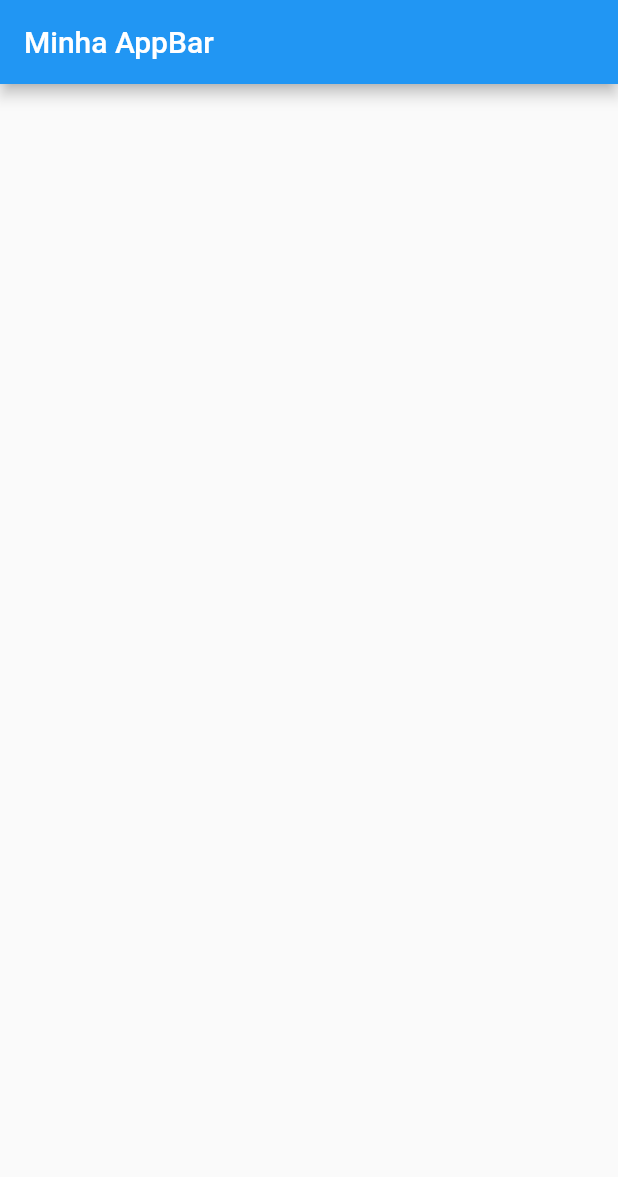
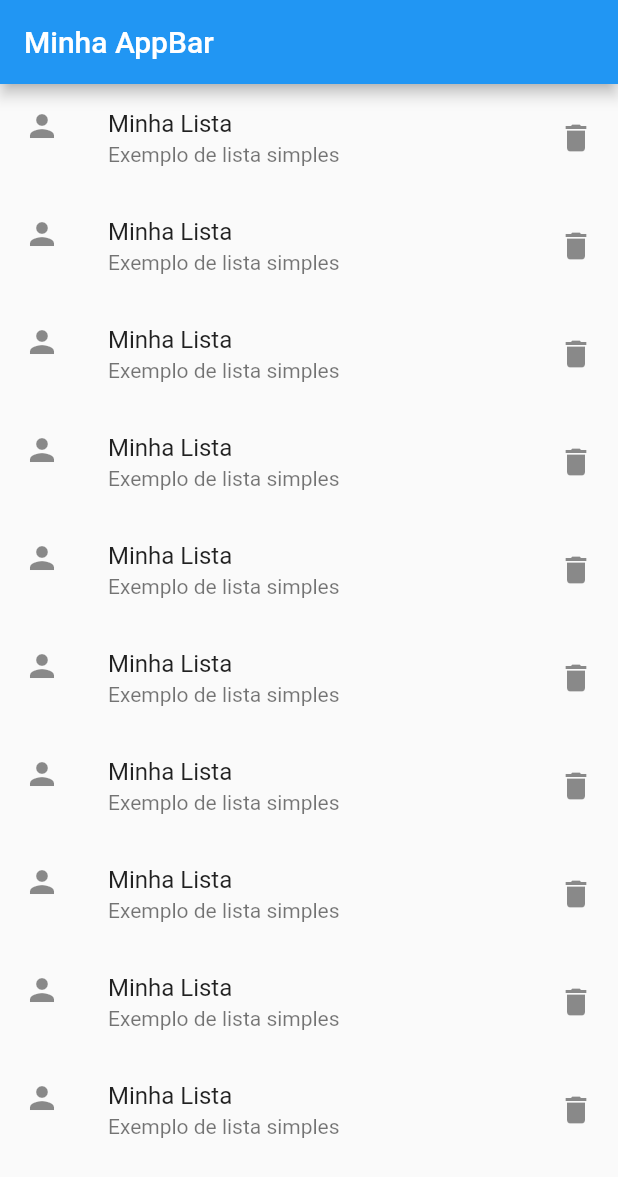
Before and after one commit to ThiagoEvoa/dojo_flutter, a Flutter app: the screen it shows after launch, on a phone screen of 412 x 824 dp. Shown: the top 1177 px of the screen. Run offline on Flutter 3.47's test engine with Material 2 defaults, Android fonts, the phone set to English and light mode, and no system bars.

Commit message:
Commit listview

```diff
--- a/treinamento_flutter/flutter_app/lib/main.dart
+++ b/treinamento_flutter/flutter_app/lib/main.dart
@@ -22,6 +22,72 @@ class Home extends StatelessWidget {
       appBar: AppBar(
         title: Text("Minha AppBar"),
       ),
+      body: Container(
+        child: ListView(
+          children: <Widget>[
+            ListTile(
+              leading: Icon(Icons.person),
+              title: Text("Minha Lista"),
+              subtitle: Text("Exemplo de lista simples"),
+              trailing: Icon(Icons.delete),
+            ),
+            ListTile(
+              leading: Icon(Icons.person),
+              title: Text("Minha Lista"),
+              subtitle: Text("Exemplo de lista simples"),
+              trailing: Icon(Icons.delete),
+            ),
+            ListTile(
+              leading: Icon(Icons.person),
+              title: Text("Minha Lista"),
+              subtitle: Text("Exemplo de lista simples"),
+              trailing: Icon(Icons.delete),
+            ),
+            ListTile(
+              leading: Icon(Icons.person),
+              title: Text("Minha Lista"),
+              subtitle: Text("Exemplo de lista simples"),
+              trailing: Icon(Icons.delete),
+            ),
+            ListTile(
+              leading: Icon(Icons.person),
+              title: Text("Minha Lista"),
+              subtitle: Text("Exemplo de lista simples"),
+              trailing: Icon(Icons.delete),
+            ),
+            ListTile(
+              leading: Icon(Icons.person),
+              title: Text("Minha Lista"),
+              subtitle: Text("Exemplo de lista simples"),
+              trailing: Icon(Icons.delete),
+            ),
+            ListTile(
+              leading: Icon(Icons.person),
+              title: Text("Minha Lista"),
+              subtitle: Text("Exemplo de lista simples"),
+              trailing: Icon(Icons.delete),
+            ),
+            ListTile(
+              leading: Icon(Icons.person),
+              title: Text("Minha Lista"),
+              subtitle: Text("Exemplo de lista simples"),
+              trailing: Icon(Icons.delete),
+            ),
+            ListTile(
+              leading: Icon(Icons.person),
+              title: Text("Minha Lista"),
+              subtitle: Text("Exemplo de lista simples"),
+              trailing: Icon(Icons.delete),
+            ),
+            ListTile(
+              leading: Icon(Icons.person),
+              title: Text("Minha Lista"),
+              subtitle: Text("Exemplo de lista simples"),
+              trailing: Icon(Icons.delete),
+            ),
+          ],
+        ),
+      ),
     );
   }
 }
```
